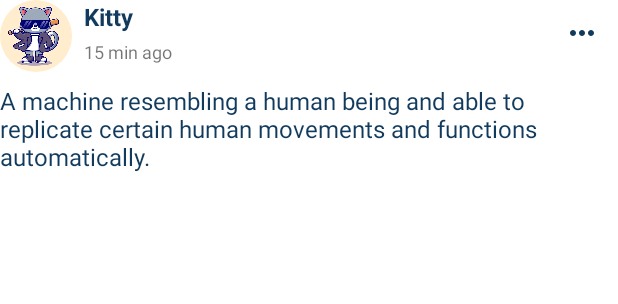
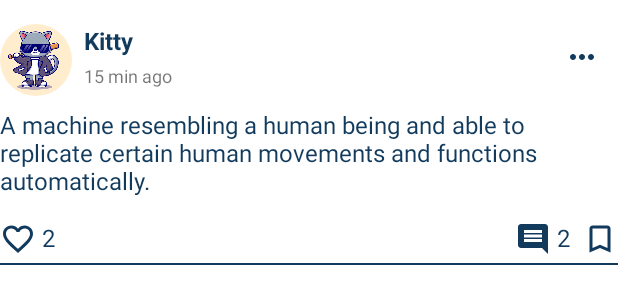
Before and after one commit to Ponnya/PADC_WeChat, an Android app: the layout viewholder_moment.xml on its own in the app's theme, with its tools: preview values and no code run, on a phone screen of 412 x 824 dp. Shown: the top 304 px of the screen. Run offline under Robolectric (Android 15) with nearby library versions, the phone set to English and light mode, and no system bars.

Commit message:
-add love,comment and share in moment
Signed-off-by: Ponnya <mr.ponnya@gmail.com>

```diff
--- /dev/null
+++ b/app/src/main/res/drawable/ic_baseline_bookmark_border_blue_24dp.xml
@@ -0,0 +1,10 @@
+<vector xmlns:android="http://schemas.android.com/apk/res/android"
+    android:width="24dp"
+    android:height="24dp"
+    android:tint="#113A5D"
+    android:viewportWidth="24"
+    android:viewportHeight="24">
+    <path
+        android:fillColor="@android:color/white"
+        android:pathData="M17,3L7,3c-1.1,0 -1.99,0.9 -1.99,2L5,21l7,-3 7,3L19,5c0,-1.1 -0.9,-2 -2,-2zM17,18l-5,-2.18L7,18L7,5h10v13z" />
+</vector>
--- /dev/null
+++ b/app/src/main/res/drawable/ic_baseline_comment_blue_24dp.xml
@@ -0,0 +1,11 @@
+<vector xmlns:android="http://schemas.android.com/apk/res/android"
+    android:width="24dp"
+    android:height="24dp"
+    android:autoMirrored="true"
+    android:tint="#113A5D"
+    android:viewportWidth="24"
+    android:viewportHeight="24">
+    <path
+        android:fillColor="@android:color/white"
+        android:pathData="M21.99,4c0,-1.1 -0.89,-2 -1.99,-2L4,2c-1.1,0 -2,0.9 -2,2v12c0,1.1 0.9,2 2,2h14l4,4 -0.01,-18zM18,14L6,14v-2h12v2zM18,11L6,11L6,9h12v2zM18,8L6,8L6,6h12v2z" />
+</vector>
--- /dev/null
+++ b/app/src/main/res/drawable/ic_baseline_favorite_border_blue_24dp.xml
@@ -0,0 +1,10 @@
+<vector xmlns:android="http://schemas.android.com/apk/res/android"
+    android:width="24dp"
+    android:height="24dp"
+    android:tint="#113A5D"
+    android:viewportWidth="24"
+    android:viewportHeight="24">
+    <path
+        android:fillColor="@android:color/white"
+        android:pathData="M16.5,3c-1.74,0 -3.41,0.81 -4.5,2.09C10.91,3.81 9.24,3 7.5,3 4.42,3 2,5.42 2,8.5c0,3.78 3.4,6.86 8.55,11.54L12,21.35l1.45,-1.32C18.6,15.36 22,12.28 22,8.5 22,5.42 19.58,3 16.5,3zM12.1,18.55l-0.1,0.1 -0.1,-0.1C7.14,14.24 4,11.39 4,8.5 4,6.5 5.5,5 7.5,5c1.54,0 3.04,0.99 3.57,2.36h1.87C13.46,5.99 14.96,5 16.5,5c2,0 3.5,1.5 3.5,3.5 0,2.89 -3.14,5.74 -7.9,10.05z" />
+</vector>
--- /dev/null
+++ b/app/src/main/res/drawable/ic_baseline_favorite_red_24dp.xml
@@ -0,0 +1,10 @@
+<vector xmlns:android="http://schemas.android.com/apk/res/android"
+    android:width="24dp"
+    android:height="24dp"
+    android:tint="#F6002C"
+    android:viewportWidth="24"
+    android:viewportHeight="24">
+    <path
+        android:fillColor="@android:color/white"
+        android:pathData="M12,21.35l-1.45,-1.32C5.4,15.36 2,12.28 2,8.5 2,5.42 4.42,3 7.5,3c1.74,0 3.41,0.81 4.5,2.09C13.09,3.81 14.76,3 16.5,3 19.58,3 22,5.42 22,8.5c0,3.78 -3.4,6.86 -8.55,11.54L12,21.35z" />
+</vector>
--- a/app/src/main/res/layout/activity_home.xml
+++ b/app/src/main/res/layout/activity_home.xml
@@ -26,7 +26,8 @@
         <androidx.fragment.app.FragmentContainerView
             android:id="@+id/fragmentContainer"
             android:layout_width="match_parent"
-            android:layout_height="match_parent" />
+            android:layout_height="match_parent"
+            android:layout_above="@id/bottomAppBar" />
 
         <com.google.android.material.bottomnavigation.BottomNavigationView
             android:id="@+id/bottomAppBar"
--- a/app/src/main/res/layout/fragment_moment.xml
+++ b/app/src/main/res/layout/fragment_moment.xml
@@ -10,8 +10,8 @@
         android:layout_width="match_parent"
         android:layout_height="wrap_content"
         android:layout_marginStart="@dimen/margin_medium_2"
-        android:layout_marginTop="@dimen/margin_medium_2"
         android:layout_marginEnd="@dimen/margin_medium_2"
-        android:layout_marginBottom="@dimen/margin_medium_2" />
+        android:clipToPadding="false"
+        android:paddingBottom="@dimen/margin_medium_2" />
 
 </RelativeLayout>
--- a/app/src/main/res/layout/viewholder_moment.xml
+++ b/app/src/main/res/layout/viewholder_moment.xml
@@ -2,6 +2,7 @@
 <RelativeLayout xmlns:android="http://schemas.android.com/apk/res/android"
     xmlns:app="http://schemas.android.com/apk/res-auto"
     android:layout_width="match_parent"
+    android:layout_marginTop="@dimen/margin_medium_2"
     android:layout_height="wrap_content">
 
     <de.hdodenhof.circleimageview.CircleImageView
@@ -56,5 +57,61 @@
         android:layout_below="@id/tvMomentText"
         android:layout_marginTop="@dimen/margin_medium" />
 
+    <androidx.appcompat.widget.AppCompatImageView
+        android:id="@+id/btnLove"
+        android:layout_width="wrap_content"
+        android:layout_height="wrap_content"
+        android:layout_below="@id/rvMomentImage"
+        android:layout_marginTop="@dimen/margin_medium"
+        android:src="@drawable/ic_baseline_favorite_border_blue_24dp" />
 
+    <androidx.appcompat.widget.AppCompatTextView
+        android:id="@+id/tvLoveCount"
+        android:layout_width="wrap_content"
+        android:layout_height="wrap_content"
+        android:layout_below="@id/rvMomentImage"
+        android:layout_marginStart="@dimen/margin_small"
+        android:layout_marginTop="@dimen/margin_medium"
+        android:layout_toEndOf="@id/btnLove"
+        android:text="2"
+        android:textColor="@color/colorSecondaryLight"
+        android:textSize="@dimen/text_regular_2x" />
+
+    <androidx.appcompat.widget.AppCompatImageView
+        android:id="@+id/btnComment"
+        android:layout_width="wrap_content"
+        android:layout_height="wrap_content"
+        android:layout_below="@id/rvMomentImage"
+        android:layout_marginTop="@dimen/margin_medium"
+        android:layout_marginEnd="@dimen/margin_small"
+        android:layout_toStartOf="@id/tvCommentCount"
+        android:src="@drawable/ic_baseline_comment_blue_24dp" />
+
+    <androidx.appcompat.widget.AppCompatTextView
+        android:id="@+id/tvCommentCount"
+        android:layout_width="wrap_content"
+        android:layout_height="wrap_content"
+        android:layout_below="@id/rvMomentImage"
+        android:layout_marginTop="@dimen/margin_medium"
+        android:layout_marginEnd="@dimen/margin_medium"
+        android:layout_toStartOf="@id/btnShare"
+        android:text="2"
+        android:textColor="@color/colorSecondaryLight"
+        android:textSize="@dimen/text_regular_2x" />
+
+    <androidx.appcompat.widget.AppCompatImageView
+        android:id="@+id/btnShare"
+        android:layout_width="wrap_content"
+        android:layout_height="wrap_content"
+        android:layout_below="@id/rvMomentImage"
+        android:layout_alignParentEnd="true"
+        android:layout_marginTop="@dimen/margin_medium"
+        android:src="@drawable/ic_baseline_bookmark_border_blue_24dp" />
+
+    <View
+        android:layout_width="match_parent"
+        android:layout_height="1dp"
+        android:layout_below="@id/btnLove"
+        android:layout_marginTop="@dimen/margin_small"
+        android:background="@color/colorSecondaryLight" />
 </RelativeLayout>
```
